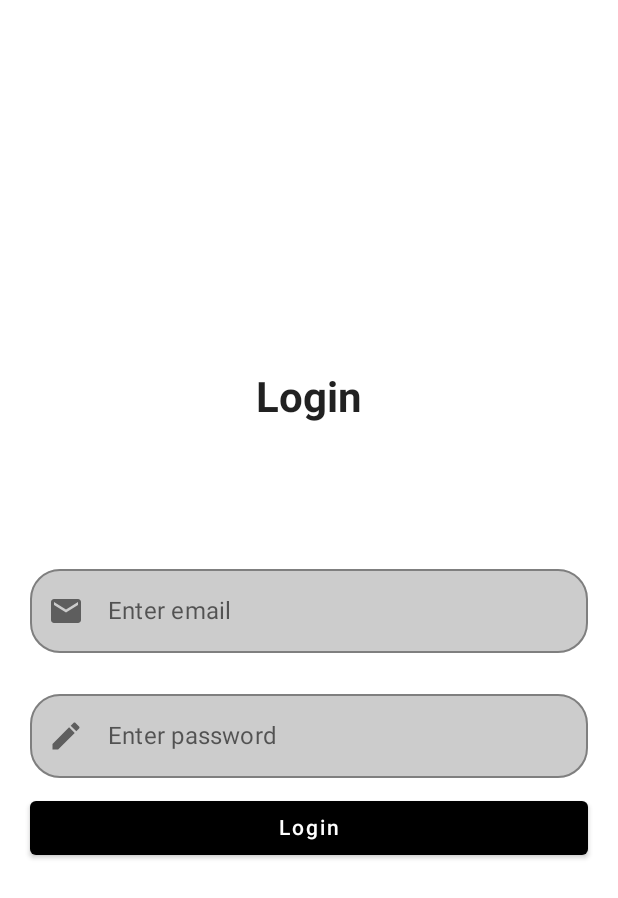
After one commit to obetta1/mobile-test-task, an Android app built with Jetpack Compose: the composable LoginScreen shown on its own in the app's theme, on a phone screen of 412 x 824 dp. The commit adds this screen. Shown: the top 898 px of the screen. Run offline under Robolectric (Android 15) with nearby library versions, the phone set to English and light mode, and no system bars; libraries missing offline, so code that uses them is left out: com.ramcosta.composedestinations; 1 statement that could not run was skipped.

Commit message:
implemented the user login page

```diff
--- a/app/src/main/java/com/decagon/mobiletesttask/common/Resource.kt
+++ b/app/src/main/java/com/decagon/mobiletesttask/common/Resource.kt
@@ -1,6 +1,7 @@
 package com.decagon.mobiletesttask.common
 
 sealed class Resource<T>(val data: T? = null, val message: String? = null) {
+
     class Success<T>(data: T) : Resource<T>(data)
     class Error<T>(message: String, data: T? = null) : Resource<T>(data, message)
     class Loading<T>(data: T? = null) : Resource<T>(data)
--- a/app/src/main/java/com/decagon/mobiletesttask/data/remotedata/RandomUserApi.kt
+++ b/app/src/main/java/com/decagon/mobiletesttask/data/remotedata/RandomUserApi.kt
@@ -6,5 +6,5 @@ import retrofit2.http.GET
 interface RandomUserApi {
 
     @GET("api")
-    suspend fun getUserData():List<UserDto>
+    suspend fun getUserData():UserDto
 }
--- a/app/src/main/java/com/decagon/mobiletesttask/domain/repository/UserRepository.kt
+++ b/app/src/main/java/com/decagon/mobiletesttask/domain/repository/UserRepository.kt
@@ -3,6 +3,5 @@ package com.decagon.mobiletesttask.domain.repository
 import com.decagon.mobiletesttask.data.remotedata.dto.UserDto
 
 interface UserRepository {
-
-    suspend fun getUserData():List<UserDto>
+    suspend fun getUserData():UserDto
 }
--- /dev/null
+++ b/app/src/main/java/com/decagon/mobiletesttask/presentation/userlogin/component/LoginScreen.kt
@@ -0,0 +1,160 @@
+package com.decagon.mobiletesttask.presentation.userlogin.component
+
+import androidx.compose.foundation.layout.*
+import androidx.compose.foundation.shape.RoundedCornerShape
+import androidx.compose.foundation.text.KeyboardOptions
+import androidx.compose.material.*
+import androidx.compose.material.icons.Icons
+import androidx.compose.material.icons.filled.Edit
+import androidx.compose.material.icons.filled.Email
+import androidx.compose.runtime.Composable
+import androidx.compose.runtime.getValue
+import androidx.compose.runtime.mutableStateOf
+import androidx.compose.runtime.remember
+import androidx.compose.runtime.setValue
+import androidx.compose.ui.Alignment
+import androidx.compose.ui.Modifier
+import androidx.compose.ui.graphics.Color
+import androidx.compose.ui.graphics.vector.ImageVector
+import androidx.compose.ui.text.TextStyle
+import androidx.compose.ui.text.font.FontWeight
+import androidx.compose.ui.text.input.KeyboardType
+import androidx.compose.ui.text.input.PasswordVisualTransformation
+import androidx.compose.ui.text.style.TextAlign
+import androidx.compose.ui.unit.dp
+import androidx.compose.ui.unit.sp
+import com.decagon.mobiletesttask.common.validateEmailInput
+import com.decagon.mobiletesttask.common.validatePassword
+import com.decagon.mobiletesttask.presentation.destinations.UserDetailsScreenDestination
+import com.ramcosta.composedestinations.annotation.Destination
+import com.ramcosta.composedestinations.navigation.DestinationsNavigator
+@Destination(start = true)
+@Composable
+fun LoginScreen(
+    navigator: DestinationsNavigator
+){
+    var emailState by remember {
+        mutableStateOf("")
+    }
+    var passwordState by remember {
+        mutableStateOf("")
+    }
+    var emailErrorState by remember {
+        mutableStateOf(false)
+    }
+    var passwordErrorState by remember {
+        mutableStateOf(false)
+    }
+    var passwordErrorText by remember {
+        mutableStateOf("")
+    }
+    Column(
+        modifier = Modifier
+            .fillMaxSize()
+            .padding(20.dp),
+        verticalArrangement = Arrangement.Center,
+        horizontalAlignment = Alignment.CenterHorizontally,
+    ) {
+        Text(
+            text = "Login",
+            modifier = Modifier.padding(bottom = 80.dp),
+            style = TextStyle(
+                fontWeight = FontWeight.Bold,
+                fontSize = 28.sp,
+            )
+        )
+
+        //email text input field
+        OutlinedTextField(
+            value = emailState,
+            onValueChange ={ emailState = it },
+            singleLine = true,
+            modifier = Modifier
+                .fillMaxWidth()
+                .padding(top = 10.dp, bottom = 5.dp),
+            shape = RoundedCornerShape(20.dp),
+            label = {Text(text = "Enter email")},
+            colors = TextFieldDefaults.outlinedTextFieldColors(
+                backgroundColor = Color.LightGray,
+                errorBorderColor = Color.Red,
+                focusedBorderColor = Color.Green,
+            ),
+            isError = emailErrorState,
+            leadingIcon = { Icon(imageVector = Icons.Default.Email, contentDescription = "emailIcon") },
+            keyboardOptions = KeyboardOptions(keyboardType = KeyboardType.Text),
+        )
+        if (emailErrorState){
+            Text(
+                text ="Invalid email format",
+                color = Color.Red,
+                textAlign = TextAlign.Start,
+                fontSize = 12.sp,
+                modifier = Modifier.fillMaxWidth()
+            )
+        }
+        Spacer(modifier = Modifier.height(4.dp))
+
+        // password text input field
+        OutlinedTextField(
+                value = passwordState,
+                onValueChange ={
+                    passwordState = it
+                },
+                singleLine = true,
+                modifier = Modifier
+                    .fillMaxWidth()
+                    .padding(top = 10.dp, bottom = 5.dp),
+                shape = RoundedCornerShape(20.dp),
+                label = {Text(text = "Enter password")},
+                colors = TextFieldDefaults.outlinedTextFieldColors(
+                    backgroundColor = Color.LightGray,
+                    errorLabelColor = Color.Red,
+                    errorLeadingIconColor = Color.Red
+                ),
+                isError = passwordErrorState,
+                leadingIcon = { Icon(imageVector = Icons.Default.Edit, contentDescription = "emailIcon") },
+                visualTransformation = PasswordVisualTransformation(),
+                keyboardOptions = KeyboardOptions(keyboardType = KeyboardType.Password)
+            )
+        if (passwordErrorState){
+            Text(
+                text =passwordErrorText,
+                color = Color.Red,
+                textAlign = TextAlign.Start,
+                fontSize = 12.sp,
+                modifier = Modifier.fillMaxWidth()
+            )
+        }
+        Spacer(modifier = Modifier.height(4.dp))
+
+        // Login button. validate the email and password input when the user clicks on login
+        Button(
+            onClick = {
+                val  validateEmail =validateEmailInput(emailState)
+                val validatePassword =validatePassword(passwordState)
+
+                if (
+                    validateEmail && validatePassword.isEmpty()
+                  ){
+                      navigator.navigate(UserDetailsScreenDestination)
+                      passwordErrorState =false
+                      emailErrorState = false
+                  }else{
+                      emailErrorState = !validateEmail
+                      if (validatePassword(passwordState).isNotEmpty()){
+                          passwordErrorState =true
+                          passwordErrorText = validatePassword(passwordState)[0]
+                      }else{
+                          passwordErrorState = false
+                      }
+                  }
+            },
+            modifier = Modifier.fillMaxWidth(),
+            colors = ButtonDefaults.buttonColors(
+                backgroundColor = Color.Black,
+                contentColor = Color.White)
+        ) {
+            Text(text = "Login")
+        }
+    }
+}
```
Also changed, not shown: app/src/main/java/com/decagon/mobiletesttask/MainActivity.kt (+7 -14 lines), app/src/main/java/com/decagon/mobiletesttask/data/repository/UserRepositoryImpl.kt (+5 -2 lines), app/src/main/java/com/decagon/mobiletesttask/presentation/UserViewModel.kt (+49 -17 lines).
